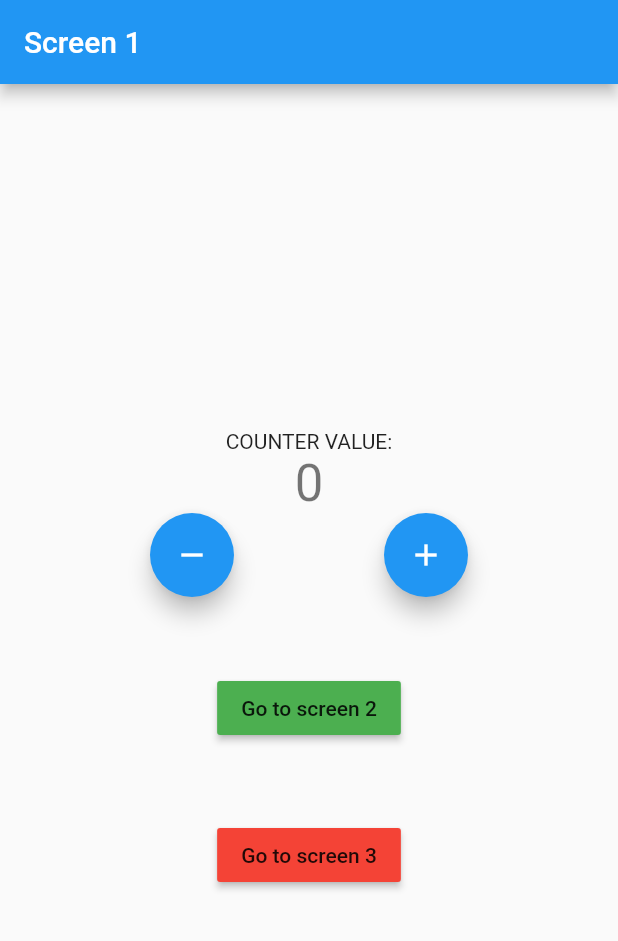
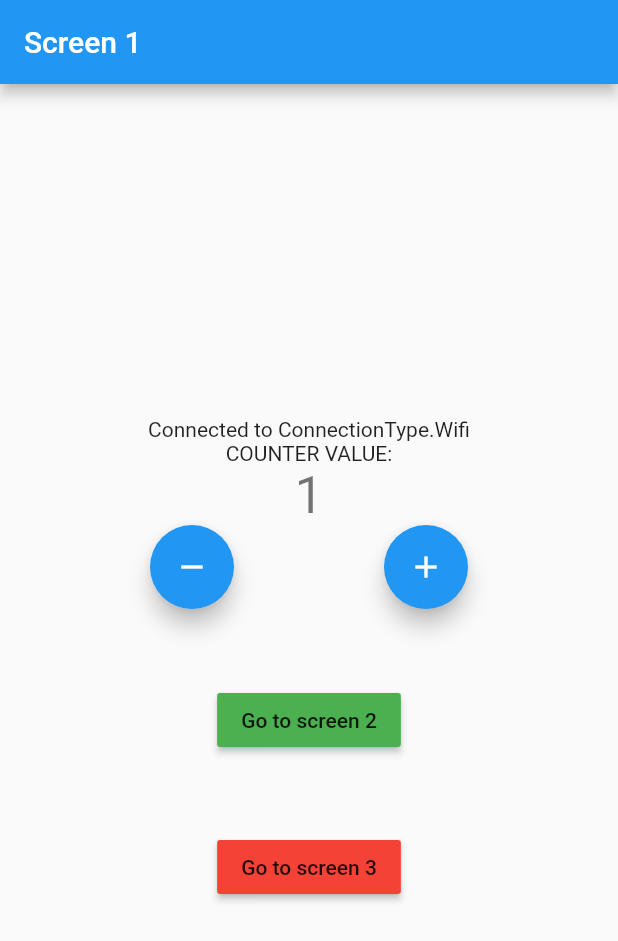
Before and after one commit to Tanmoy741127/learn-flutter-bloc, a Flutter app: the screen it shows after launch, on a phone screen of 412 x 824 dp. Shown: the top 941 px of the screen. Run offline on Flutter 3.47's test engine with Material 2 defaults, Android fonts, the phone set to English and light mode, and no system bars; our stand-ins replace bloc, connectivity_plus, equatable, flutter_bloc.

```diff
--- /dev/null
+++ b/lib/constants/enums.dart
@@ -0,0 +1,4 @@
+enum ConnectionType{
+  Wifi,
+  Mobile,
+}
--- a/lib/logic/cubit/counter_cubit.dart
+++ b/lib/logic/cubit/counter_cubit.dart
@@ -1,11 +1,40 @@
+import 'dart:async';
+
 import 'package:bloc/bloc.dart';
 import 'package:equatable/equatable.dart';
+import 'package:learn_bloc/logic/cubit/internet_cubit.dart';
+
+import '../../constants/enums.dart';
 
 part 'counter_state.dart';
 
 class CounterCubit extends Cubit<CounterState> {
-  CounterCubit() : super(CounterState(count: 0));
+  final InternetCubit internetCubit;
+  late StreamSubscription internetStreamSubscription;
 
-  void increment() => emit(CounterState(count: state.count + 1, wasIncremented: true));
+  CounterCubit({required this.internetCubit}) : super(CounterState(count: 0)) {
+    monitorInternetConnection();
+  }
+
+  StreamSubscription<InternetState> monitorInternetConnection() {
+    return internetStreamSubscription = internetCubit.stream.listen((internetState) {
+    if (internetState is InternetConnected &&
+        internetState.connectionType == ConnectionType.Wifi) {
+      increment();
+    } else if (internetState is InternetConnected &&
+        internetState.connectionType == ConnectionType.Mobile) {
+      decrement();
+    }
+  });
+  }
+
+  void increment() =>
+      emit(CounterState(count: state.count + 1, wasIncremented: true));
   void decrement() => emit(CounterState(count: state.count - 1));
+
+  @override
+  Future<void> close() {
+    internetStreamSubscription.cancel();
+    return super.close();
+  }
 }
--- /dev/null
+++ b/lib/logic/cubit/internet_cubit.dart
@@ -0,0 +1,39 @@
+import 'dart:async';
+
+import 'package:bloc/bloc.dart';
+import 'package:connectivity_plus/connectivity_plus.dart';
+import 'package:equatable/equatable.dart';
+import 'package:learn_bloc/constants/enums.dart';
+
+part 'internet_state.dart';
+
+class InternetCubit extends Cubit<InternetState> {
+  final Connectivity connectivity;
+  late StreamSubscription connectivityStreamSubscription;
+
+  InternetCubit({required this.connectivity}) : super(InternetLoading()){
+    connectivityStreamSubscription = connectivity.onConnectivityChanged.listen((ConnectivityResult result) {
+      if(result == ConnectivityResult.wifi){
+        emitInternetConnected(ConnectionType.Wifi);
+      }else if(result == ConnectivityResult.mobile){
+        emitInternetConnected(ConnectionType.Mobile);
+      }else if(result == ConnectivityResult.none){
+        emitInternetDisconnected();
+      }
+    });
+  }
+
+  void emitInternetConnected (ConnectionType _connectionType) {
+    emit(InternetConnected(connectionType: _connectionType));
+  }
+
+  void emitInternetDisconnected () {
+    emit(InternetDisconnected());
+  }
+
+  @override
+  Future<void> close() {
+    connectivityStreamSubscription.cancel();
+    return super.close();
+  }
+}
--- /dev/null
+++ b/lib/logic/cubit/internet_state.dart
@@ -0,0 +1,20 @@
+part of 'internet_cubit.dart';
+
+
+
+abstract class InternetState extends Equatable {
+
+  const InternetState();
+
+  @override
+  List<Object> get props => [];
+}
+
+class InternetLoading extends InternetState {}
+
+class InternetConnected extends InternetState {
+  final ConnectionType connectionType;
+  InternetConnected({required this.connectionType});
+}
+
+class InternetDisconnected extends InternetState {}
--- a/lib/main.dart
+++ b/lib/main.dart
@@ -1,5 +1,7 @@
+import 'package:connectivity_plus/connectivity_plus.dart';
 import 'package:flutter/material.dart';
 import 'package:flutter_bloc/flutter_bloc.dart';
+import 'package:learn_bloc/logic/cubit/internet_cubit.dart';
 import 'package:learn_bloc/presentation/router/app_router.dart';
 import 'package:learn_bloc/presentation/screens/second_screen.dart';
 import 'package:learn_bloc/presentation/screens/third_screen.dart';
@@ -8,22 +10,38 @@ import '/logic/cubit/counter_cubit.dart';
 import 'presentation/screens/home_screen.dart';
 
 void main() {
-  runApp(MyApp());
+
+  runApp(MyApp(
+    appRouter: AppRouter(),
+    connectivity: Connectivity(),
+  ));
 }
 
 class MyApp extends StatelessWidget {
-  final AppRouter _appRouter = AppRouter();
+  final AppRouter appRouter;
+  final Connectivity connectivity ;
+
+  MyApp({super.key, required this.connectivity, required this.appRouter});
+
+
 
   @override
   Widget build(BuildContext context) {
-    return BlocProvider<CounterCubit>(
-      create: (context) => CounterCubit(),
+    return MultiBlocProvider(
+      providers: [
+        BlocProvider<InternetCubit>(
+          create: (context) => InternetCubit(connectivity: connectivity)
+        ),
+        BlocProvider<CounterCubit>(
+          create: (context) => CounterCubit(internetCubit: BlocProvider.of<InternetCubit>(context)),
+        )
+      ],
       child: MaterialApp(
           title: 'Flutter Demo',
           theme: ThemeData(
             primarySwatch: Colors.blue,
           ),
-          onGenerateRoute: _appRouter.onGenerateRoute),
+          onGenerateRoute: appRouter.onGenerateRoute),
     );
   }
 }
--- a/lib/presentation/router/app_router.dart
+++ b/lib/presentation/router/app_router.dart
@@ -6,7 +6,7 @@ import '../screens/second_screen.dart';
 import '../screens/third_screen.dart';
 
 class AppRouter{
-  final CounterCubit _counterCubit = CounterCubit();
+
 
   Route onGenerateRoute(RouteSettings routeSettings){
     switch(routeSettings.name){
--- a/lib/presentation/screens/home_screen.dart
+++ b/lib/presentation/screens/home_screen.dart
@@ -1,5 +1,6 @@
 import 'package:flutter/material.dart';
 import 'package:flutter_bloc/flutter_bloc.dart';
+import 'package:learn_bloc/logic/cubit/internet_cubit.dart';
 import 'package:learn_bloc/presentation/screens/second_screen.dart';
 
 import '/logic/cubit/counter_cubit.dart';
@@ -24,6 +25,17 @@ class _HomeScreenState extends State<HomeScreen> {
         child: Column(
           mainAxisAlignment: MainAxisAlignment.center,
           children: <Widget>[
+            BlocBuilder<InternetCubit, InternetState>(
+              builder: (context, state){
+                if(state is InternetConnected){
+                  return Text("Connected to ${state.connectionType}");
+                }else if(state is InternetDisconnected){
+                  return Text("Disconnected");
+                }else{
+                  return Text("Loading");
+                }
+              }
+            ),
             const Text(
               'COUNTER VALUE:',
             ),
--- a/pubspec.yaml
+++ b/pubspec.yaml
@@ -28,6 +28,7 @@ environment:
 # versions available, run `flutter pub outdated`.
 dependencies:
   bloc: ^8.0.3
+  connectivity_plus: ^2.3.6
   cupertino_icons: ^1.0.2
   equatable: ^2.0.3
   flutter:
@@ -35,8 +36,8 @@ dependencies:
   flutter_bloc: ^8.0.1
 
 dev_dependencies:
+  bloc_test: ^9.0.3
   flutter_lints: ^2.0.0
-  bloc_test: ^9.0.3
   flutter_test:
     sdk: flutter
 
```
Also changed, not shown: pubspec.lock, 1 other file.
